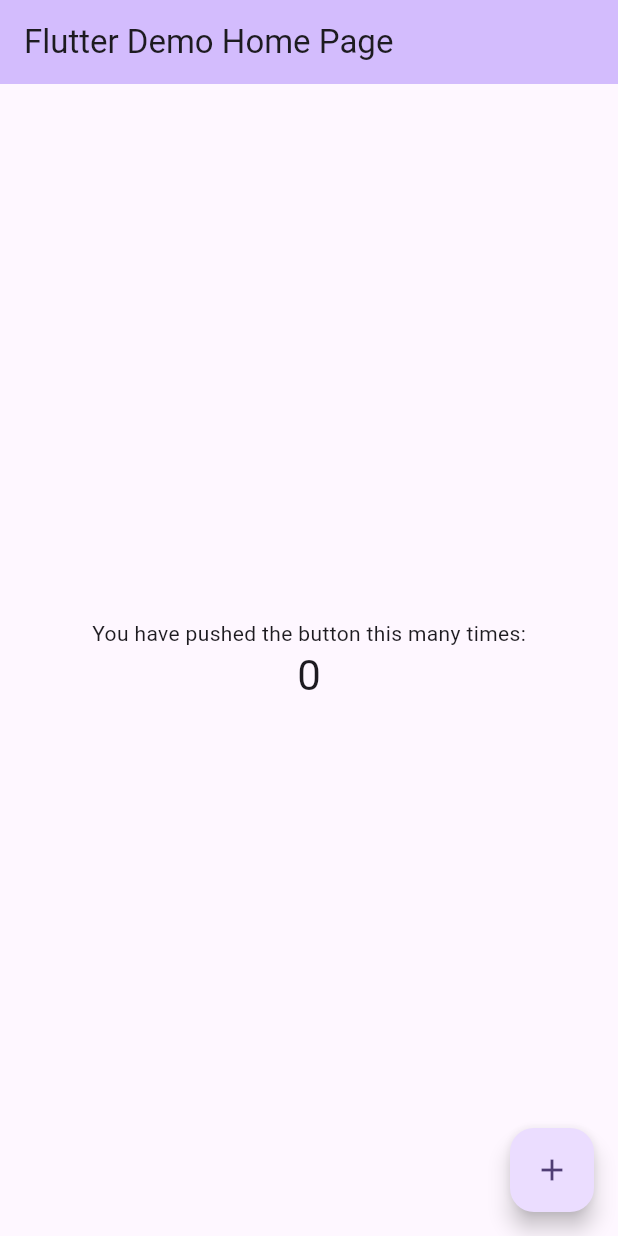
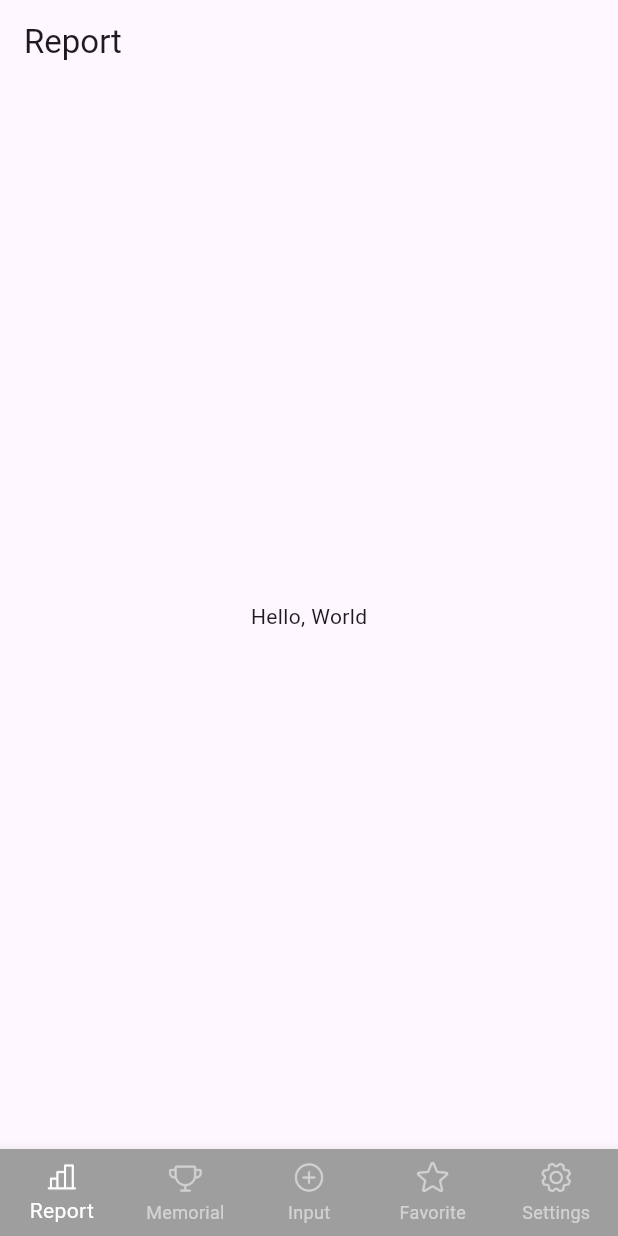
Before and after one commit to scien-inc/horse_racing_app, a Flutter app: the screen it shows after launch, on a phone screen of 412 x 824 dp. Run offline on Flutter 3.47's test engine with Material 3 defaults, Android fonts, the phone set to English and light mode, and no system bars.

Commit message:
completed each pages and footer/header

```diff
--- a/lib/main.dart
+++ b/lib/main.dart
@@ -1,125 +1,66 @@
 import 'package:flutter/material.dart';
+import 'package:horse_racing_app/screens/report.dart';
+import 'package:horse_racing_app/screens/favorite.dart';
+import 'package:horse_racing_app/screens/input.dart';
+import 'package:horse_racing_app/screens/memorial.dart';
+import 'package:horse_racing_app/screens/settings.dart';
 
 void main() {
-  runApp(const MyApp());
+  runApp(MyApp());
 }
 
 class MyApp extends StatelessWidget {
-  const MyApp({super.key});
-
-  // This widget is the root of your application.
   @override
   Widget build(BuildContext context) {
     return MaterialApp(
-      title: 'Flutter Demo',
       theme: ThemeData(
-        // This is the theme of your application.
-        //
-        // TRY THIS: Try running your application with "flutter run". You'll see
-        // the application has a blue toolbar. Then, without quitting the app,
-        // try changing the seedColor in the colorScheme below to Colors.green
-        // and then invoke "hot reload" (save your changes or press the "hot
-        // reload" button in a Flutter-supported IDE, or press "r" if you used
-        // the command line to start the app).
-        //
-        // Notice that the counter didn't reset back to zero; the application
-        // state is not lost during the reload. To reset the state, use hot
-        // restart instead.
-        //
-        // This works for code too, not just values: Most code changes can be
-        // tested with just a hot reload.
-        colorScheme: ColorScheme.fromSeed(seedColor: Colors.deepPurple),
-        useMaterial3: true,
+        primarySwatch: Colors.grey,
+        visualDensity: VisualDensity.adaptivePlatformDensity,
       ),
-      home: const MyHomePage(title: 'Flutter Demo Home Page'),
+      home: MyHomePage(),
     );
   }
 }
 
 class MyHomePage extends StatefulWidget {
-  const MyHomePage({super.key, required this.title});
-
-  // This widget is the home page of your application. It is stateful, meaning
-  // that it has a State object (defined below) that contains fields that affect
-  // how it looks.
-
-  // This class is the configuration for the state. It holds the values (in this
-  // case the title) provided by the parent (in this case the App widget) and
-  // used by the build method of the State. Fields in a Widget subclass are
-  // always marked "final".
-
-  final String title;
-
   @override
-  State<MyHomePage> createState() => _MyHomePageState();
+  _MyHomePageState createState() => _MyHomePageState();
 }
 
 class _MyHomePageState extends State<MyHomePage> {
-  int _counter = 0;
-
-  void _incrementCounter() {
-    setState(() {
-      // This call to setState tells the Flutter framework that something has
-      // changed in this State, which causes it to rerun the build method below
-      // so that the display can reflect the updated values. If we changed
-      // _counter without calling setState(), then the build method would not be
-      // called again, and so nothing would appear to happen.
-      _counter++;
-    });
-  }
+  int _currentIndex = 0;
+  final _pages = [
+    ReportScreen(),
+    MemorialScreen(),
+    InputScreen(),
+    MemorialScreen(),
+    FavoriteScreen(),
+    SettingsScreen(),
+  ];
 
   @override
   Widget build(BuildContext context) {
-    // This method is rerun every time setState is called, for instance as done
-    // by the _incrementCounter method above.
-    //
-    // The Flutter framework has been optimized to make rerunning build methods
-    // fast, so that you can just rebuild anything that needs updating rather
-    // than having to individually change instances of widgets.
     return Scaffold(
-      appBar: AppBar(
-        // TRY THIS: Try changing the color here to a specific color (to
-        // Colors.amber, perhaps?) and trigger a hot reload to see the AppBar
-        // change color while the other colors stay the same.
-        backgroundColor: Theme.of(context).colorScheme.inversePrimary,
-        // Here we take the value from the MyHomePage object that was created by
-        // the App.build method, and use it to set our appbar title.
-        title: Text(widget.title),
+      body: _pages.elementAt(_currentIndex),
+      bottomNavigationBar: BottomNavigationBar(
+        items: const [
+          BottomNavigationBarItem(icon: ImageIcon(AssetImage('material/icons/report_false.png'), size: 24.0,), label: 'Report'),
+          BottomNavigationBarItem(icon: ImageIcon(AssetImage('material/icons/memorial_false.png'), size: 24.0,), label: 'Memorial'),
+          BottomNavigationBarItem(icon: ImageIcon(AssetImage('material/icons/input_false.png'), size: 24.0,), label: 'Input'),
+          BottomNavigationBarItem(icon: ImageIcon(AssetImage('material/icons/favorite_false.png'), size: 24.0,), label: 'Favorite'),
+          BottomNavigationBarItem(icon: ImageIcon(AssetImage('material/icons/settings_false.png'), size: 24.0,), label: 'Settings'),
+        ],
+        currentIndex: _currentIndex,
+        onTap: (index) {
+          setState(() {
+            _currentIndex = index;
+          });
+        },
+        selectedItemColor: Colors.white,
+        unselectedItemColor: Colors.white54,
+        backgroundColor: Colors.grey,
+        type: BottomNavigationBarType.fixed,
       ),
-      body: Center(
-        // Center is a layout widget. It takes a single child and positions it
-        // in the middle of the parent.
-        child: Column(
-          // Column is also a layout widget. It takes a list of children and
-          // arranges them vertically. By default, it sizes itself to fit its
-          // children horizontally, and tries to be as tall as its parent.
-          //
-          // Column has various properties to control how it sizes itself and
-          // how it positions its children. Here we use mainAxisAlignment to
-          // center the children vertically; the main axis here is the vertical
-          // axis because Columns are vertical (the cross axis would be
-          // horizontal).
-          //
-          // TRY THIS: Invoke "debug painting" (choose the "Toggle Debug Paint"
-          // action in the IDE, or press "p" in the console), to see the
-          // wireframe for each widget.
-          mainAxisAlignment: MainAxisAlignment.center,
-          children: <Widget>[
-            const Text(
-              'You have pushed the button this many times:',
-            ),
-            Text(
-              '$_counter',
-              style: Theme.of(context).textTheme.headlineMedium,
-            ),
-          ],
-        ),
-      ),
-      floatingActionButton: FloatingActionButton(
-        onPressed: _incrementCounter,
-        tooltip: 'Increment',
-        child: const Icon(Icons.add),
-      ), // This trailing comma makes auto-formatting nicer for build methods.
     );
   }
 }
--- /dev/null
+++ b/lib/screens/favorite.dart
@@ -0,0 +1,15 @@
+import 'package:flutter/material.dart';
+
+class FavoriteScreen extends StatelessWidget {
+  @override
+  Widget build(BuildContext context) {
+    return Scaffold(
+      appBar: AppBar(
+        title: Text('Favorite'),
+      ),
+      body: Center(
+        child: Text('Hello, World'),
+      ),
+    );
+  }
+}
--- /dev/null
+++ b/lib/screens/input.dart
@@ -0,0 +1,15 @@
+import 'package:flutter/material.dart';
+
+class InputScreen extends StatelessWidget {
+  @override
+  Widget build(BuildContext context) {
+    return Scaffold(
+      appBar: AppBar(
+        title: Text('Report'),
+      ),
+      body: Center(
+        child: Text('Hello, World'),
+      ),
+    );
+  }
+}
--- /dev/null
+++ b/lib/screens/memorial.dart
@@ -0,0 +1,15 @@
+import 'package:flutter/material.dart';
+
+class MemorialScreen extends StatelessWidget {
+  @override
+  Widget build(BuildContext context) {
+    return Scaffold(
+      appBar: AppBar(
+        title: Text('Report'),
+      ),
+      body: Center(
+        child: Text('Hello, World'),
+      ),
+    );
+  }
+}
--- /dev/null
+++ b/lib/screens/report.dart
@@ -0,0 +1,15 @@
+import 'package:flutter/material.dart';
+
+class ReportScreen extends StatelessWidget {
+  @override
+  Widget build(BuildContext context) {
+    return Scaffold(
+      appBar: AppBar(
+        title: Text('Report'),
+      ),
+      body: Center(
+        child: Text('Hello, World'),
+      ),
+    );
+  }
+}
--- /dev/null
+++ b/lib/screens/settings.dart
@@ -0,0 +1,15 @@
+import 'package:flutter/material.dart';
+
+class SettingsScreen extends StatelessWidget {
+  @override
+  Widget build(BuildContext context) {
+    return Scaffold(
+      appBar: AppBar(
+        title: Text('Report'),
+      ),
+      body: Center(
+        child: Text('Hello, World'),
+      ),
+    );
+  }
+}
--- a/pubspec.yaml
+++ b/pubspec.yaml
@@ -59,7 +59,8 @@
   uses-material-design: true
 
   # To add assets to your application, add an assets section, like this:
-  # assets:
+  assets:
+     - material/icons/
   #   - images/a_dot_burr.jpeg
   #   - images/a_dot_ham.jpeg
 
```
Also changed, not shown: material/icons/favorite_false.png (added), material/icons/favorite_true.png (added), material/icons/input_false.png (added), material/icons/input_true.png (added), material/icons/memorial_false.png (added), material/icons/memorial_true.png (added), material/icons/report_false.png (added), material/icons/report_true.png (added), material/icons/settings_false.png (added), material/icons/settings_true.png (added).
